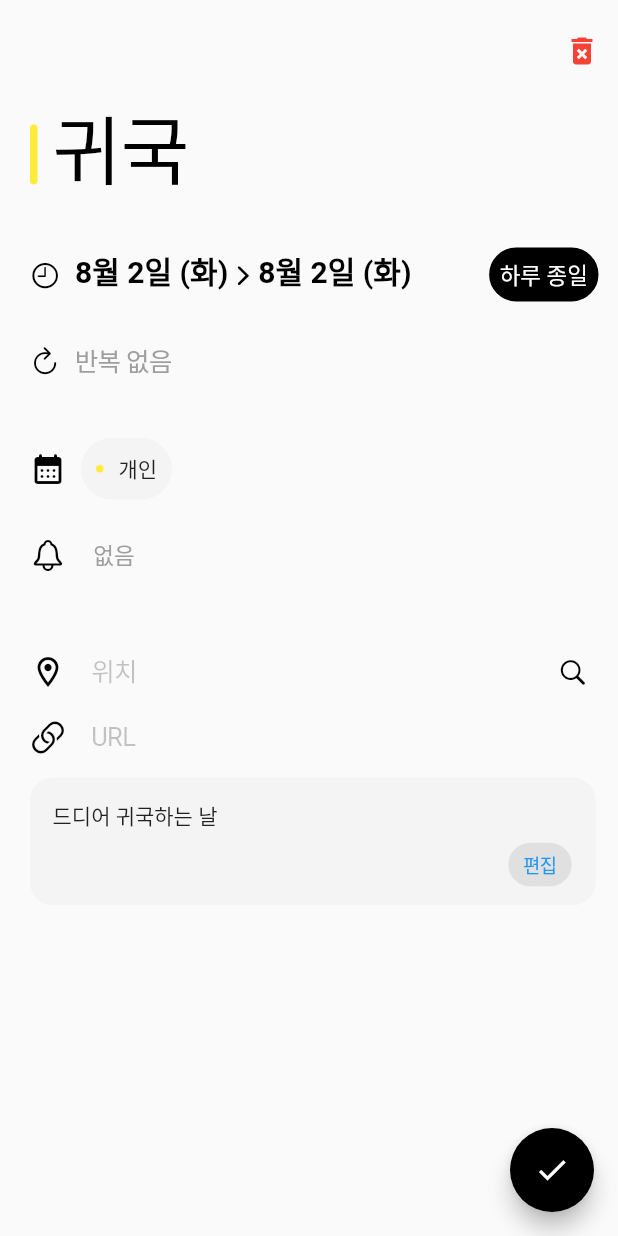
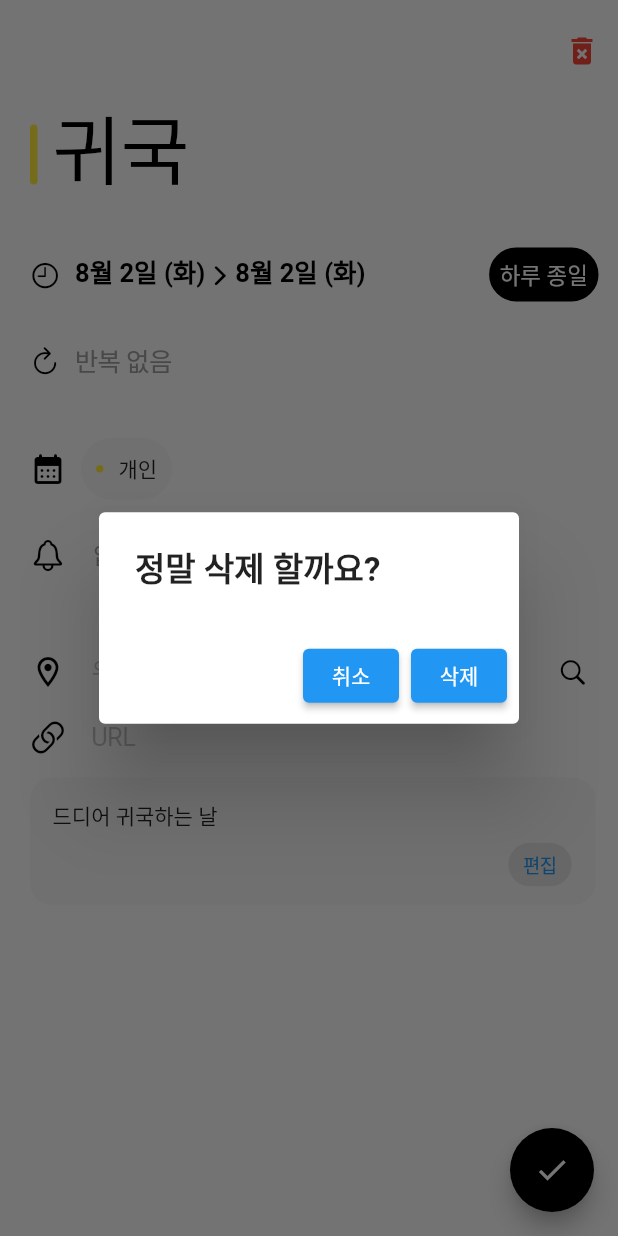
Before and after one commit to UkiDelly/calendar-with-hashtag, a Flutter app: the EventDetailPage screen opened directly with sample values from the repository, after a tap on the "delete forever" icon, on a phone screen of 412 x 824 dp. Run offline on Flutter 3.47's test engine with Material 2 defaults, Android fonts, the phone set to English and light mode, and no system bars; our stand-ins replace flutter_riverpod, flutter_svg, modal_bottom_sheet, table_calendar.

Commit message:
implement delete function

```diff
--- a/lib/model/calendar_event.dart
+++ b/lib/model/calendar_event.dart
@@ -25,7 +25,7 @@ class CalendarEvent {
 
   @override
   String toString() {
-    return "CalendarEvent(title: $title, startTime: $startTime, endTime: $endTime, account: ${account.name}, alarm: $alarm , location: $location, url: $url, memo: $memo,)";
+    return "CalendarEvent(title: $title, startTime: $startTime, endTime: $endTime repeat: $repeat, account: ${account.name}, alarm: $alarm , location: $location, url: $url, memo: $memo,)";
   }
 
   CalendarEvent copyWith({
--- a/lib/provider/events_list.dart
+++ b/lib/provider/events_list.dart
@@ -9,7 +9,9 @@ class EventsNotifier extends StateNotifier<List<CalendarEvent>> {
   set addEvent(CalendarEvent event) => state.add(event);
 
   // remove event
-  void removeEvent(DateTime day) {}
+  void removeEvent(CalendarEvent event) {
+    state.remove(event);
+  }
 
   // get event for day
   getEventsforDay(DateTime day) {
--- a/lib/view/Event/Memo/memo_page.dart
+++ b/lib/view/Event/Memo/memo_page.dart
@@ -3,7 +3,11 @@ import 'package:flutter/material.dart';
 
 class MemoInputPage extends StatefulWidget {
   String? memo;
-  MemoInputPage({Key? key, this.memo}) : super(key: key);
+
+  MemoInputPage({
+    Key? key,
+    this.memo,
+  }) : super(key: key);
 
   @override
   State<MemoInputPage> createState() => _MemoInputPageState();
--- a/lib/view/Event/event_detail_page.dart
+++ b/lib/view/Event/event_detail_page.dart
@@ -1,8 +1,11 @@
+import 'package:care_square_assignment/provider/events_list.dart';
 import 'package:care_square_assignment/view/Event/widgets/date.dart';
 import 'package:care_square_assignment/view/Event/widgets/memo.dart';
 import 'package:care_square_assignment/view/Event/widgets/repeat.dart';
 import 'package:care_square_assignment/view/Event/widgets/title.dart';
+import 'package:care_square_assignment/view/Main/main_view.dart';
 import 'package:flutter/material.dart';
+import 'package:flutter_riverpod/flutter_riverpod.dart';
 
 import '../../model/account.dart';
 import '../../model/alarm._enum.dart';
@@ -13,15 +16,15 @@ import 'widgets/alarm.dart';
 import 'widgets/location.dart';
 import 'widgets/url.dart';
 
-class EventDetailPage extends StatefulWidget {
+class EventDetailPage extends ConsumerStatefulWidget {
   final CalendarEvent event;
   const EventDetailPage({Key? key, required this.event}) : super(key: key);
 
   @override
-  State<EventDetailPage> createState() => _EventDetailPageState();
+  ConsumerState<EventDetailPage> createState() => _EventDetailPageState();
 }
 
-class _EventDetailPageState extends State<EventDetailPage> {
+class _EventDetailPageState extends ConsumerState<EventDetailPage> {
   //
   late String title;
   late DateTime startDate, endDate;
@@ -37,6 +40,8 @@ class _EventDetailPageState extends State<EventDetailPage> {
 
     // set the title to the title of the event
     title = widget.event.title;
+    startDate = widget.event.startTime;
+    endDate = widget.event.endTime;
     allDay = widget.event.allDay;
     repeat = widget.event.repeat;
     account = widget.event.account;
@@ -52,7 +57,25 @@ class _EventDetailPageState extends State<EventDetailPage> {
       // Okay button
       floatingActionButton: FloatingActionButton(
           backgroundColor: Theme.of(context).primaryColor,
-          onPressed: () {},
+          onPressed: () {
+            // chagne the event using copyWith
+            CalendarEvent event = CalendarEvent(
+                title: title,
+                startTime: startDate,
+                endTime: endDate,
+                allDay: allDay,
+                repeat: repeat,
+                account: account,
+                alarm: alarmList,
+                location: location,
+                url: url,
+                memo: memo);
+
+            // update the event
+            ref
+                .watch(eventListProvider.notifier)
+                .updateEvent(widget.event, event);
+          },
           child: const Icon(Icons.check)),
 
       //
@@ -62,14 +85,23 @@ class _EventDetailPageState extends State<EventDetailPage> {
           children: [
             // delete the event
             Align(
-              alignment: Alignment.centerRight,
-              child: IconButton(
-                  onPressed: () {},
-                  icon: const Icon(
-                    Icons.delete_forever,
-                    color: Colors.red,
-                  )),
-            ),
+                alignment: Alignment.centerRight,
+                child: Consumer(
+                  builder: (context, ref, child) {
+                    EventsNotifier eventsNotifier =
+                        ref.watch(eventListProvider.notifier);
+                    // delete button
+                    return IconButton(
+
+                        // show the alert dialog
+                        onPressed: () => _showAlertDialog(
+                            context, eventsNotifier, widget.event),
+                        icon: const Icon(
+                          Icons.delete_forever,
+                          color: Colors.red,
+                        ));
+                  },
+                )),
 
             //* Title
             TitleWidget(
@@ -163,3 +195,36 @@ class _EventDetailPageState extends State<EventDetailPage> {
     );
   }
 }
+
+//
+_showAlertDialog(
+    BuildContext context, EventsNotifier eventsNotifier, CalendarEvent event) {
+  //* Ok button
+  Widget okButton = ElevatedButton(
+      onPressed: () {
+        //* remove the event
+        eventsNotifier.removeEvent(event);
+
+        //
+        Navigator.of(context).pushReplacement(MaterialPageRoute(
+          builder: (context) => const MainView(),
+        ));
+      },
+      child: const Text("삭제"));
+
+  //* Canecel button
+  Widget cancelButton = ElevatedButton(
+    onPressed: () => Navigator.of(context).pop(),
+    child: const Text("취소"),
+  );
+
+  //* Create alert dialog
+  AlertDialog alertDialog = AlertDialog(
+      content: const Text("정말 삭제 할까요?"), actions: [cancelButton, okButton]);
+
+  //* show alert dialog
+  showDialog(
+    context: context,
+    builder: (context) => alertDialog,
+  );
+}
--- a/lib/view/Event/widgets/date.dart
+++ b/lib/view/Event/widgets/date.dart
@@ -175,7 +175,7 @@ class _TimePickState extends State<TimePick> {
             duration: const Duration(milliseconds: 100),
             style: allDay
                 ? TextStyle(
-                    fontSize: 20,
+                    fontSize: 17,
                     fontWeight: FontWeight.w700,
                     color: Theme.of(context).primaryColor)
                 : TextStyle(
@@ -243,7 +243,7 @@ class _TimePickState extends State<TimePick> {
             duration: const Duration(milliseconds: 100),
             style: allDay
                 ? TextStyle(
-                    fontSize: 20,
+                    fontSize: 17,
                     fontWeight: FontWeight.w700,
                     color: Theme.of(context).primaryColor)
                 : TextStyle(
--- a/lib/view/Event/widgets/repeat.dart
+++ b/lib/view/Event/widgets/repeat.dart
@@ -51,9 +51,14 @@ class _RepeatWidgetState extends State<RepeatWidget> {
             builder: (context) => RepeatSelectPage(
               repeat: widget.repeat,
             ),
-          ).then((repeat) => setState(
-                () => this.repeat = repeat,
-              )),
+          ).then((repeat) {
+            // send the repeat to the parent widget
+            widget.getRepeat(repeat);
+            //
+            setState(
+              () => this.repeat = repeat,
+            );
+          }),
 
           //
           child: SizedBox(
```
Also changed, not shown: lib/view/Event/widgets/memo.dart (+8 -2 lines), lib/view/Main/widget/calendar/cells/selected.dart (+6 -6 lines), lib/view/Main/widget/events/even_card.dart (+10 -2 lines).
